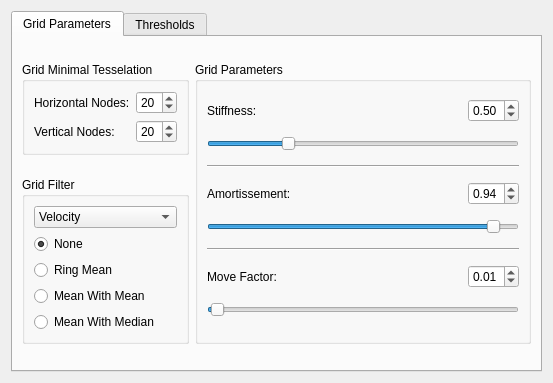
Above: effects/wobblywindows_config.ui from KDE/kwin before the change. Below: the same form after it.
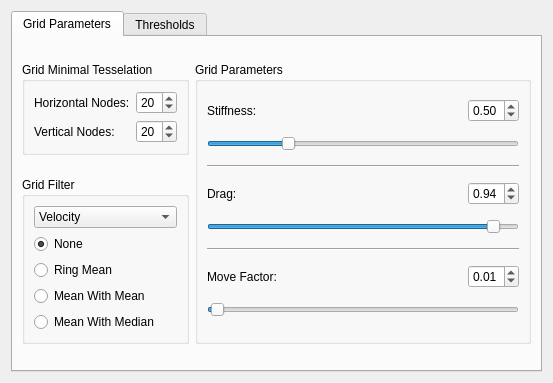
That is the form after the change.

Commit message: Use english words in code and interface.

```diff
--- a/effects/wobblywindows_config.ui
+++ b/effects/wobblywindows_config.ui
@@ -19,6 +19,14 @@
       <number>0</number>
      </property>
      <widget class="QWidget" name="tab" >
+      <property name="geometry" >
+       <rect>
+        <x>0</x>
+        <y>0</y>
+        <width>533</width>
+        <height>338</height>
+       </rect>
+      </property>
       <attribute name="title" >
        <string>Grid Parameters</string>
       </attribute>
@@ -140,7 +148,7 @@
           <item row="3" column="0" >
            <widget class="QLabel" name="label_4" >
             <property name="text" >
-             <string>Amortissement:</string>
+             <string>Drag:</string>
             </property>
            </widget>
           </item>
```
Left out of the diff: 34 changed lines with no effect on the pictures. The commit also changes 5 other files.
